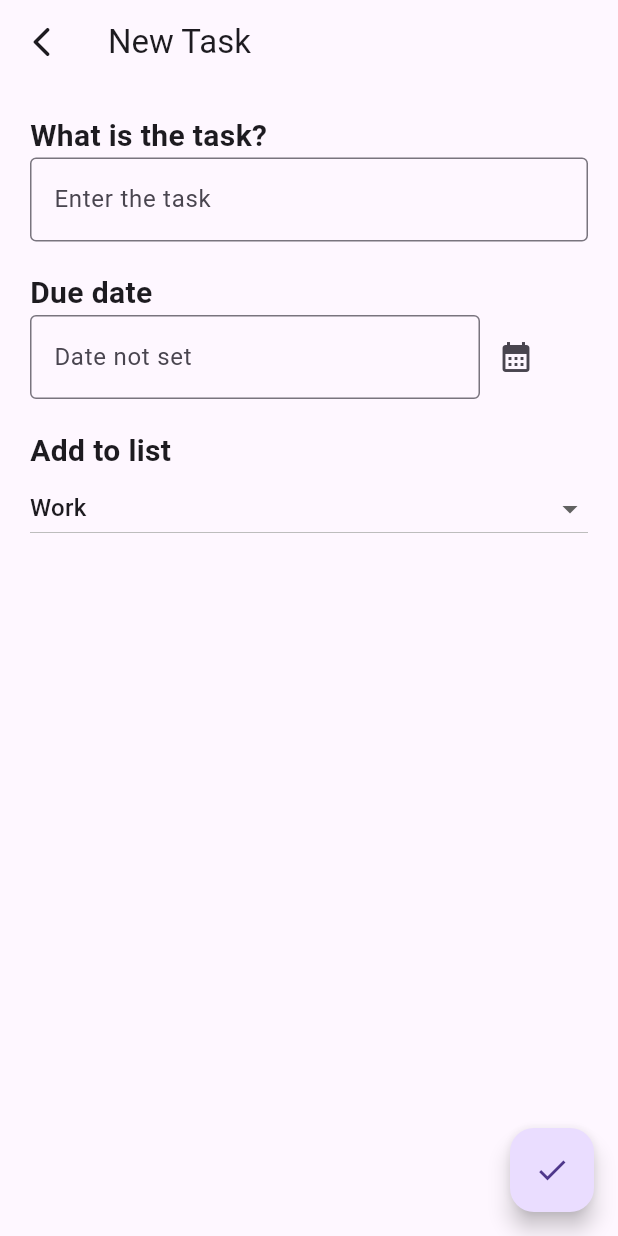
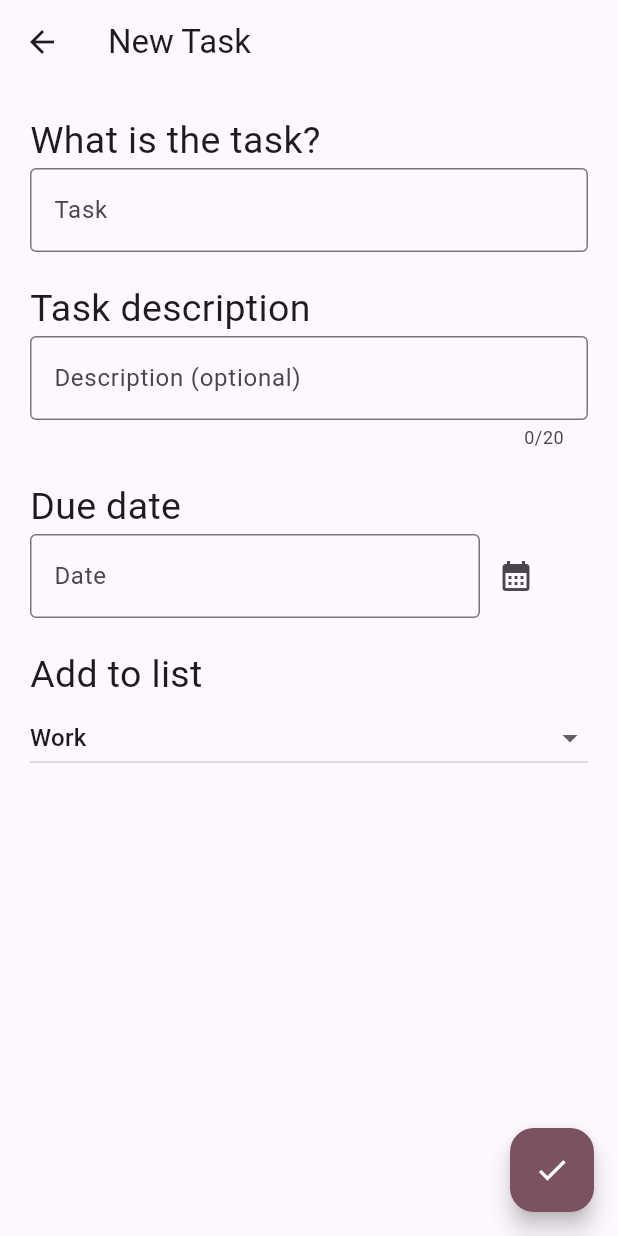
Before and after one commit to nikhileshmeher0204/todo_app, a Flutter app: the screen it shows after launch, after a tap on the "add" icon, on a phone screen of 412 x 824 dp. Run offline on Flutter 3.47's test engine with Material 2 defaults, Android fonts, the phone set to English and light mode, and no system bars; drawn by our look-alikes of dynamic_color.

Commit message:
implemented error management

```diff
--- a/lib/new_task_page.dart
+++ /dev/null
@@ -1,145 +0,0 @@
-import 'package:flutter/material.dart';
-import 'package:todo_app/todo_model.dart';
-class NewTaskPage extends StatefulWidget {
-  final Function(TodoModel) addTodo;
-  const NewTaskPage({
-    Key? key,
-    required this.addTodo,
-  }) : super(key: key);
-
-  @override
-  State<NewTaskPage> createState() => _NewTaskPageState();
-}
-
-class _NewTaskPageState extends State<NewTaskPage> {
-  TextEditingController taskController = TextEditingController();
-  TextEditingController dueDateController = TextEditingController();
-  String dropDownValue = "Work";
-  @override
-  Widget build(BuildContext context) {
-    final colorScheme = Theme.of(context).colorScheme;
-    print("rebuild");
-    return Scaffold(
-      appBar: AppBar(
-        leading: IconButton(
-            onPressed: () {
-              Navigator.pop(context);
-            },
-            icon: const Icon(Icons.arrow_back_ios_rounded)),
-        title: const Text("New Task"),
-      ),
-      body: Padding(
-        padding: const EdgeInsets.only(
-          right: 20,
-          left: 20,
-          top: 20,
-          bottom: 20,
-        ),
-        child: Column(
-          crossAxisAlignment: CrossAxisAlignment.start,
-          children: [
-            Text(
-              "What is the task?",
-              style: TextStyle(
-                color: colorScheme.onSurface,
-                fontSize: 20,
-                fontWeight: FontWeight.bold,
-              ),
-            ),
-            TextField(
-              controller: taskController,
-              decoration: InputDecoration(
-                hintText: "Enter the task",
-                border: const OutlineInputBorder(),
-                fillColor: colorScheme.secondaryContainer,
-              ),
-            ),
-            const SizedBox(
-              height: 20,
-            ),
-            Text(
-              "Due date",
-              style: TextStyle(
-                color: colorScheme.onSurface,
-                fontSize: 20,
-                fontWeight: FontWeight.bold,
-              ),
-            ),
-            Row(
-              children: [
-                SizedBox(
-                  width: 300,
-                  child: TextField(
-                    controller: dueDateController,
-                    decoration: InputDecoration(
-                      hintText: "Date not set",
-                      border: const OutlineInputBorder(),
-                      fillColor: colorScheme.secondaryContainer,
-                    ),
-                  ),
-                ),
-                IconButton(
-                  onPressed: () async {
-                    DateTime? date = await showDatePicker(
-                      context: context,
-                      initialDate: DateTime.now(),
-                      firstDate: DateTime.now(),
-                      lastDate: DateTime(2100),
-                    );
-                    dueDateController.text =
-                        date.toString().substring(0, 10);
-                  },
-                  icon: const Icon(Icons.calendar_month),
-                )
-              ],
-            ),
-            const SizedBox(
-              height: 20,
-            ),
-            Text(
-              "Add to list",
-              style: TextStyle(
-                color: colorScheme.onSurface,
-                fontSize: 20,
-                fontWeight: FontWeight.bold,
-              ),
-            ),
-            DropdownButton(
-              isExpanded: true,
-              value: dropDownValue,
-              items: const [
-                DropdownMenuItem(value: "Work", child: Text("Work")),
-                DropdownMenuItem(
-                    value: "Personal", child: Text("Personal")),
-                DropdownMenuItem(
-                    value: "Wishlist", child: Text("Wishlist")),
-                DropdownMenuItem(value: "Shopping", child: Text("Shopping"))
-              ],
-              onChanged: (value) {
-                dropDownValue = value!;
-                setState(() {});
-              },
-            )
-          ],
-        ),
-      ),
-      floatingActionButton: FloatingActionButton(
-        onPressed: () {
-          widget.addTodo(
-            TodoModel(
-              id: DateTime.now().toString(),
-              dueDate: dueDateController.text,
-              status: false,
-              taskName: taskController.text,
-              type: dropDownValue,
-            ),
-          );
-          Navigator.pop(context);
-        },
-        child: const Icon(
-          Icons.check,
-        ),
-      ),
-    );
-  }
-}
--- a/lib/my_home_page.dart
+++ b/lib/screens/my_home_page.dart
@@ -2,7 +2,7 @@ import 'package:flutter/material.dart';
 import 'package:todo_app/data.dart';
 import 'package:todo_app/todo_card_widget.dart';
 import 'package:todo_app/todo_model.dart';
-import 'package:todo_app/new_task_page.dart';
+import 'package:todo_app/screens/new_task_page.dart';
 
 class MyHomePage extends StatefulWidget {
   const MyHomePage({Key? key}) : super(key: key);
@@ -20,6 +20,12 @@ class _MyHomePageState extends State<MyHomePage> {
         category == todoModel.type) {
       _tempListOfTodo.add(todoModel);
     }
+    setState(() {});
+  }
+
+  void deleteTask(String id) {
+    listOfTodo.removeWhere((element) => element.id == id);
+    _tempListOfTodo.removeWhere((element) => element.id == id);
     setState(() {});
   }
 
@@ -48,6 +54,7 @@ class _MyHomePageState extends State<MyHomePage> {
   List<TodoModel> _tempListOfTodo = [];
   @override
   Widget build(BuildContext context) {
+    final colorScheme = Theme.of(context).colorScheme;
     return Scaffold(
       floatingActionButton: FloatingActionButton(
         onPressed: () {
@@ -60,14 +67,14 @@ class _MyHomePageState extends State<MyHomePage> {
             ),
           );
         },
-        child: const Icon(Icons.add),
+        backgroundColor: colorScheme.tertiary,
+        child: Icon(Icons.add, color: colorScheme.onTertiary,),
       ),
       appBar: AppBar(
         title: Text("TODO: $category"),
         actions: [
           PopupMenuButton(
             onSelected: (value) {
-              print(value);
               category = value;
               if (category == "All List") {
                 _tempListOfTodo = listOfTodo.toList();
@@ -99,12 +106,13 @@ class _MyHomePageState extends State<MyHomePage> {
           ),
         ],
       ),
-      body: ListView(
+      body:ListView(
         children: _tempListOfTodo
             .map(
               (e) => TodoCardWidget(
                 todoModel: e,
                 update: updateStatus,
+                delete: deleteTask,
               ),
             )
             .toList(),
--- /dev/null
+++ b/lib/screens/new_task_page.dart
@@ -0,0 +1,163 @@
+import 'package:flutter/material.dart';
+import 'package:todo_app/todo_model.dart';
+
+class NewTaskPage extends StatefulWidget {
+  static String routeName = "/newTaskPage";
+  final Function(TodoModel) addTodo;
+  const NewTaskPage({
+    Key? key,
+    required this.addTodo,
+  }) : super(key: key);
+
+  @override
+  State<NewTaskPage> createState() => _NewTaskPageState();
+}
+
+class _NewTaskPageState extends State<NewTaskPage> {
+  TextEditingController taskController = TextEditingController();
+  TextEditingController taskDescriptionController = TextEditingController();
+  TextEditingController dueDateController = TextEditingController();
+  String dropDownValue = "Work";
+  @override
+  Widget build(BuildContext context) {
+    final colorScheme = Theme.of(context).colorScheme;
+    return Scaffold(
+      appBar: AppBar(
+        leading: IconButton(
+            onPressed: () {
+              Navigator.pop(context);
+            },
+            icon: const Icon(Icons.arrow_back)),
+        title: const Text("New Task"),
+      ),
+      body: SingleChildScrollView(
+        child: Padding(
+          padding: const EdgeInsets.all(20),
+          child: Column(
+            crossAxisAlignment: CrossAxisAlignment.start,
+            children: [
+              const Text(
+                "What is the task?",
+                style: TextStyle(
+                  fontSize: 25,
+                ),
+              ),
+              TextField(
+                controller: taskController,
+                decoration: const InputDecoration(
+                  labelText: "Task",
+                  hintText: "Enter the task",
+                  border: OutlineInputBorder(),
+                ),
+              ),
+              const SizedBox(
+                height: 20,
+              ),
+              const Text(
+                "Task description",
+                style: TextStyle(
+                  fontSize: 25,
+                ),
+              ),
+              TextField(
+                controller: taskDescriptionController,
+                maxLength: 20,
+                decoration: const InputDecoration(
+                  labelText: "Description (optional)",
+                  hintText: "Enter description",
+                  border: OutlineInputBorder(),
+                ),
+              ),
+              const SizedBox(
+                height: 20,
+              ),
+              const Text(
+                "Due date",
+                style: TextStyle(
+                  fontSize: 25,
+                ),
+              ),
+              Row(
+                children: [
+                  SizedBox(
+                    width: 300,
+                    child: TextField(
+                      controller: dueDateController,
+                      decoration: const InputDecoration(
+                        labelText: "Date",
+                        hintText: "Date not set",
+                        border: OutlineInputBorder(),
+                      ),
+                    ),
+                  ),
+                  IconButton(
+                    onPressed: () async {
+                      DateTime? date = await showDatePicker(
+                        context: context,
+                        initialDate: DateTime.now(),
+                        firstDate: DateTime.now(),
+                        lastDate: DateTime(2100),
+                      );
+                      dueDateController.text = date.toString().substring(0, 10);
+                    },
+                    icon: const Icon(Icons.calendar_month),
+                  )
+                ],
+              ),
+              const SizedBox(
+                height: 20,
+              ),
+              const Text(
+                "Add to list",
+                style: TextStyle(
+                  fontSize: 25,
+                ),
+              ),
+              DropdownButton(
+                isExpanded: true,
+                value: dropDownValue,
+                items: const [
+                  DropdownMenuItem(value: "Work", child: Text("Work")),
+                  DropdownMenuItem(value: "Personal", child: Text("Personal")),
+                  DropdownMenuItem(value: "Wishlist", child: Text("Wishlist")),
+                  DropdownMenuItem(value: "Shopping", child: Text("Shopping"))
+                ],
+                onChanged: (value) {
+                  dropDownValue = value!;
+                  setState(() {});
+                },
+              )
+            ],
+          ),
+        ),
+      ),
+      floatingActionButton: FloatingActionButton(
+        onPressed: () {
+          if (dueDateController.text.isEmpty || taskController.text.isEmpty) {
+            ScaffoldMessenger.of(context).showSnackBar(const SnackBar(
+                content: Text("Please enter the required task details")));
+          } else {
+            widget.addTodo(
+              TodoModel(
+                id: DateTime.now().toString(),
+                dueDate: dueDateController.text,
+                status: false,
+                taskName: taskController.text,
+                type: dropDownValue,
+                description: taskDescriptionController.text,
+              ),
+            );
+            ScaffoldMessenger.of(context).showSnackBar(
+                const SnackBar(content: Text("Task added successfully!")));
+            Navigator.pop(context);
+          }
+        },
+        backgroundColor: colorScheme.tertiary,
+        child: Icon(
+          Icons.check,
+          color: colorScheme.onTertiary,
+        ),
+      ),
+    );
+  }
+}
--- a/lib/todo_model.dart
+++ b/lib/todo_model.dart
@@ -3,8 +3,10 @@ class TodoModel {
   final String taskName;
   final String dueDate;
   final String type;
+  final String description;
    bool status;
   TodoModel({
+    required this.description,
     required this.id,
     required this.dueDate,
     required this.status,
```
Also changed, not shown: lib/main.dart (+4 -10 lines), lib/todo_card_widget.dart (+39 -10 lines), pubspec.lock.
